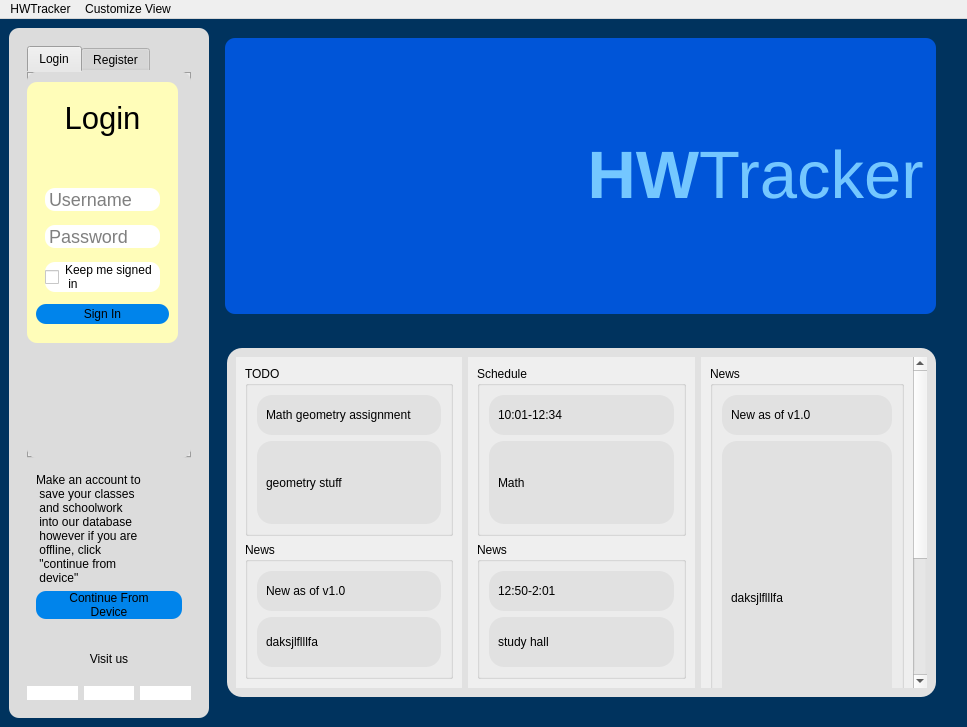
Qt form uifiles/main.ui (weakunix/python_git) before a commit.
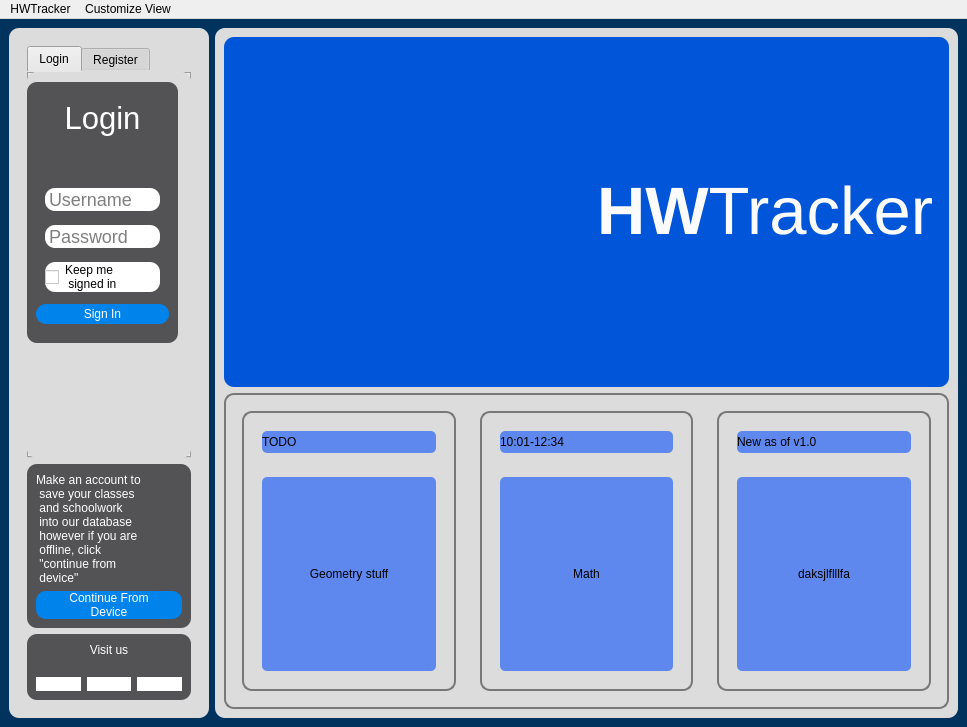
The same form after that commit. The open tabs and pages were chosen to show the change. Icons and pictures are not drawn.

What changed in the file:
```diff
--- a/uifiles/main.ui
+++ b/uifiles/main.ui
@@ -30,7 +30,7 @@
   <widget class="QWidget" name="centralwidget">
    <layout class="QHBoxLayout" name="horizontalLayout">
     <item>
-     <widget class="QWidget" name="sidebar" native="true">
+     <widget class="QWidget" name="leftSide" native="true">
       <property name="minimumSize">
        <size>
         <width>200</width>
@@ -49,6 +49,7 @@
 	border-radius: 10px;
 }
 QPushButton{
+	color:rgb(255, 255, 255);
 	background:rgb(0, 132, 235);
 	border-radius: 10px;
 }
@@ -71,11 +72,14 @@
 }
 QCheckBox:hover{
 	border:1px solid rgb(213, 214, 146);
+}
+QLabel{
+	color:rgb(255, 255, 255);
 }</string>
       </property>
       <layout class="QVBoxLayout" name="verticalLayout_4">
        <item>
-        <widget class="QFrame" name="Divider">
+        <widget class="QFrame" name="leftFrame">
          <property name="frameShape">
           <enum>QFrame::StyledPanel</enum>
          </property>
@@ -86,7 +90,7 @@
           <item>
            <widget class="QTabWidget" name="tabWidget">
             <property name="currentIndex">
-             <number>0</number>
+             <number>1</number>
             </property>
             <widget class="QWidget" name="login">
              <attribute name="title">
@@ -115,7 +119,7 @@
               </property>
               <property name="styleSheet">
                <string notr="true">QFrame{
-	background:rgb(255, 253, 185);
+	background:rgb(83, 82, 84);
 }</string>
               </property>
               <property name="frameShape">
@@ -205,7 +209,7 @@
                    </widget>
                   </item>
                   <item>
-                   <widget class="QCheckBox" name="checkBox_2">
+                   <widget class="QCheckBox" name="keepsignin">
                     <property name="minimumSize">
                      <size>
                       <width>0</width>
@@ -216,8 +220,8 @@
                      <cursorShape>OpenHandCursor</cursorShape>
                     </property>
                     <property name="text">
-                     <string>Keep me signed
- in</string>
+                     <string>Keep me
+ signed in</string>
                     </property>
                    </widget>
                   </item>
@@ -270,7 +274,7 @@
               </property>
               <property name="styleSheet">
                <string notr="true">QFrame{
-	background:rgb(255, 253, 185);
+	background:rgb(83, 82, 84);
 }</string>
               </property>
               <property name="frameShape">
@@ -372,7 +376,7 @@
                    </widget>
                   </item>
                   <item>
-                   <widget class="QCheckBox" name="checkBox">
+                   <widget class="QCheckBox" name="agreetopolicy">
                     <property name="cursor">
                      <cursorShape>OpenHandCursor</cursorShape>
                     </property>
@@ -386,7 +390,7 @@
                 </widget>
                </item>
                <item>
-                <widget class="QPushButton" name="submitcredentials_2">
+                <widget class="QPushButton" name="registercredentials">
                  <property name="minimumSize">
                   <size>
                    <width>0</width>
@@ -408,6 +412,11 @@
           </item>
           <item>
            <widget class="QFrame" name="signinLocal">
+            <property name="styleSheet">
+             <string notr="true">QFrame{
+	background:rgb(83, 82, 84);
+}</string>
+            </property>
             <property name="frameShape">
              <enum>QFrame::StyledPanel</enum>
             </property>
@@ -443,9 +452,6 @@
             </layout>
            </widget>
           </item>
-         </layout>
-        </widget>
-       </item>
        <item>
         <widget class="QFrame" name="socials">
          <property name="maximumSize">
@@ -457,6 +463,9 @@
          <property name="styleSheet">
           <string notr="true">QPushButton{
 	background:rgb(255, 255, 255);
+}
+QFrame{
+	background:rgb(83, 82, 84);
 }</string>
          </property>
          <property name="frameShape">
@@ -543,24 +552,30 @@
       </layout>
      </widget>
     </item>
+      </layout>
+     </widget>
+    </item>
     <item>
-     <widget class="QWidget" name="widget" native="true">
+     <widget class="QWidget" name="rightSide" native="true">
       <property name="styleSheet">
-       <string notr="true"/>
+       <string notr="true">QWidget{
+	background:rgb(220, 220, 220);
+	border-radius: 10px;
+}</string>
       </property>
-      <widget class="QFrame" name="frame">
-       <property name="geometry">
-        <rect>
-         <x>12</x>
-         <y>320</y>
-         <width>709</width>
-         <height>349</height>
-        </rect>
+      <layout class="QVBoxLayout" name="verticalLayout_5">
+       <item>
+        <widget class="QFrame" name="ICONFRAME">
+         <property name="minimumSize">
+          <size>
+           <width>0</width>
+           <height>350</height>
+          </size>
        </property>
        <property name="styleSheet">
         <string notr="true">QFrame{
-	background:rgb(225, 225, 225);
-	border-radius:15px;
+	border-radius:10px;
+	background:rgb(0, 85, 216)
 }</string>
        </property>
        <property name="frameShape">
@@ -568,126 +583,148 @@
        </property>
        <property name="frameShadow">
         <enum>QFrame::Raised</enum>
+         </property>
+         <layout class="QHBoxLayout" name="horizontalLayout_3">
+          <item>
+           <widget class="QLabel" name="ICONPNG">
+            <property name="minimumSize">
+             <size>
+              <width>0</width>
+              <height>250</height>
+             </size>
+            </property>
+            <property name="maximumSize">
+             <size>
+              <width>16777215</width>
+              <height>16777215</height>
+             </size>
+            </property>
+            <property name="font">
+             <font>
+              <pointsize>10</pointsize>
+             </font>
+            </property>
+            <property name="text">
+             <string/>
+            </property>
+            <property name="pixmap">
+             <pixmap resource="../../Downloads/FILE_2695-2.qrc">:/ICON/icon.png</pixmap>
+            </property>
+            <property name="alignment">
+             <set>Qt::AlignCenter</set>
+            </property>
+           </widget>
+          </item>
+          <item>
+           <widget class="QLabel" name="HWTRACKERLABEL">
+            <property name="font">
+             <font>
+              <family>Arial</family>
+              <pointsize>50</pointsize>
+             </font>
+            </property>
+            <property name="text">
+             <string>&lt;html&gt;&lt;head/&gt;&lt;body&gt;&lt;p&gt;&lt;span style=&quot; font-weight:600; color:#fbfbfb;&quot;&gt;HW&lt;/span&gt;&lt;span style=&quot; color:#fbfbfb;&quot;&gt;Tracker&lt;/span&gt;&lt;/p&gt;&lt;/body&gt;&lt;/html&gt;</string>
+            </property>
+            <property name="alignment">
+             <set>Qt::AlignCenter</set>
+            </property>
+           </widget>
+          </item>
+         </layout>
+        </widget>
+       </item>
+       <item>
+        <widget class="QGroupBox" name="BOTTOMCONTAINER">
+         <property name="font">
+          <font>
+           <pointsize>24</pointsize>
+          </font>
+         </property>
+         <property name="autoFillBackground">
+          <bool>false</bool>
+         </property>
+         <property name="styleSheet">
+          <string notr="true">QGroupBox{
+	border: 2px solid rgb(120, 119, 121);
+}
+QLabel{
+	background:rgb(94, 136, 238);
+	border-radius:5px;
+}</string>
        </property>
        <layout class="QHBoxLayout" name="horizontalLayout_2">
         <item>
-         <widget class="QScrollArea" name="TODO">
+           <widget class="QScrollArea" name="TODOS">
+            <property name="verticalScrollBarPolicy">
+             <enum>Qt::ScrollBarAlwaysOff</enum>
+            </property>
+            <property name="horizontalScrollBarPolicy">
+             <enum>Qt::ScrollBarAlwaysOff</enum>
+            </property>
           <property name="widgetResizable">
            <bool>true</bool>
           </property>
-          <widget class="QWidget" name="scrollAreaWidgetContents_2">
+            <widget class="QWidget" name="TODOSSCROLLABLE">
            <property name="geometry">
             <rect>
              <x>0</x>
              <y>0</y>
-             <width>244</width>
-             <height>326</height>
-            </rect>
-           </property>
-           <layout class="QVBoxLayout" name="verticalLayout_17">
+               <width>220</width>
+               <height>263</height>
+              </rect>
+             </property>
+             <layout class="QVBoxLayout" name="verticalLayout_27">
             <item>
-             <widget class="QGroupBox" name="groupBox_3">
+               <widget class="QGroupBox" name="todoBox">
               <property name="minimumSize">
                <size>
                 <width>0</width>
                 <height>170</height>
                </size>
               </property>
-              <property name="title">
+                <layout class="QVBoxLayout" name="verticalLayout_28">
+                 <item>
+                  <widget class="QFrame" name="TBtitleFrame">
+                   <property name="maximumSize">
+                    <size>
+                     <width>16777215</width>
+                     <height>40</height>
+                    </size>
+                   </property>
+                   <property name="frameShape">
+                    <enum>QFrame::StyledPanel</enum>
+                   </property>
+                   <property name="frameShadow">
+                    <enum>QFrame::Raised</enum>
+                   </property>
+                   <layout class="QVBoxLayout" name="verticalLayout_29">
+                    <item>
+                     <widget class="QLabel" name="TBtitle">
+                      <property name="text">
                <string>TODO</string>
               </property>
-              <layout class="QVBoxLayout" name="verticalLayout_16">
-               <item>
-                <widget class="QFrame" name="frame_7">
-                 <property name="maximumSize">
-                  <size>
-                   <width>16777215</width>
-                   <height>40</height>
-                  </size>
-                 </property>
-                 <property name="frameShape">
-                  <enum>QFrame::StyledPanel</enum>
-                 </property>
-                 <property name="frameShadow">
-                  <enum>QFrame::Raised</enum>
-                 </property>
-                 <layout class="QVBoxLayout" name="verticalLayout_18">
-                  <item>
-                   <widget class="QLabel" name="label_6">
-                    <property name="text">
-                     <string>Math geometry assignment</string>
-                    </property>
                    </widget>
                   </item>
                  </layout>
                 </widget>
                </item>
                <item>
-                <widget class="QFrame" name="frame_8">
+                  <widget class="QFrame" name="TBdescFrame">
                  <property name="frameShape">
                   <enum>QFrame::StyledPanel</enum>
                  </property>
                  <property name="frameShadow">
                   <enum>QFrame::Raised</enum>
                  </property>
-                 <layout class="QVBoxLayout" name="verticalLayout_19">
+                   <layout class="QVBoxLayout" name="verticalLayout_30">
                   <item>
-                   <widget class="QLabel" name="label_7">
+                     <widget class="QLabel" name="TBdesc">
                     <property name="text">
-                     <string>geometry stuff</string>
-                    </property>
-                   </widget>
-                  </item>
-                 </layout>
-                </widget>
-               </item>
-              </layout>
-             </widget>
-            </item>
-            <item>
-             <widget class="QGroupBox" name="groupBox_4">
-              <property name="title">
-               <string>News</string>
-              </property>
-              <layout class="QVBoxLayout" name="verticalLayout_20">
-               <item>
-                <widget class="QFrame" name="frame_9">
-                 <property name="maximumSize">
-                  <size>
-                   <width>16777215</width>
-                   <height>40</height>
-                  </size>
-                 </property>
-                 <property name="frameShape">
-                  <enum>QFrame::StyledPanel</enum>
-                 </property>
-                 <property name="frameShadow">
-                  <enum>QFrame::Raised</enum>
-                 </property>
-                 <layout class="QVBoxLayout" name="verticalLayout_21">
-                  <item>
-                   <widget class="QLabel" name="label_8">
-                    <property name="text">
-                     <string>New as of v1.0</string>
-                    </property>
-                   </widget>
-                  </item>
-                 </layout>
-                </widget>
-               </item>
-               <item>
-                <widget class="QFrame" name="frame_10">
-                 <property name="frameShape">
-                  <enum>QFrame::StyledPanel</enum>
-                 </property>
-                 <property name="frameShadow">
-                  <enum>QFrame::Raised</enum>
-                 </property>
-                 <layout class="QVBoxLayout" name="verticalLayout_22">
-                  <item>
-                   <widget class="QLabel" name="label_9">
-                    <property name="text">
-                     <string>daksjlflllfa</string>
+                       <string>Geometry stuff</string>
+                      </property>
+                      <property name="alignment">
+                       <set>Qt::AlignCenter</set>
                     </property>
                    </widget>
                   </item>
@@ -703,33 +740,36 @@
         </item>
         <item>
          <widget class="QScrollArea" name="SCHEDULE">
+            <property name="verticalScrollBarPolicy">
+             <enum>Qt::ScrollBarAlwaysOff</enum>
+            </property>
+            <property name="horizontalScrollBarPolicy">
+             <enum>Qt::ScrollBarAlwaysOff</enum>
+            </property>
           <property name="widgetResizable">
            <bool>true</bool>
           </property>
-          <widget class="QWidget" name="scrollAreaWidgetContents_3">
+            <widget class="QWidget" name="SCHEDULESCROLLABLE">
            <property name="geometry">
             <rect>
              <x>0</x>
              <y>0</y>
-             <width>211</width>
-             <height>326</height>
+               <width>221</width>
+               <height>263</height>
             </rect>
            </property>
            <layout class="QVBoxLayout" name="verticalLayout_23">
             <item>
-             <widget class="QGroupBox" name="groupBox_5">
+               <widget class="QGroupBox" name="scheduleBox">
               <property name="minimumSize">
                <size>
                 <width>0</width>
                 <height>170</height>
                </size>
               </property>
-              <property name="title">
-               <string>Schedule</string>
-              </property>
               <layout class="QVBoxLayout" name="verticalLayout_24">
                <item>
-                <widget class="QFrame" name="frame_11">
+                  <widget class="QFrame" name="SBtimeFrame">
                  <property name="maximumSize">
                   <size>
                    <width>16777215</width>
@@ -744,7 +784,7 @@
                  </property>
                  <layout class="QVBoxLayout" name="verticalLayout_25">
                   <item>
-                   <widget class="QLabel" name="label_10">
+                     <widget class="QLabel" name="SBtime">
                     <property name="text">
                      <string>10:01-12:34</string>
                     </property>
@@ -754,7 +794,7 @@
                 </widget>
                </item>
                <item>
-                <widget class="QFrame" name="frame_12">
+                  <widget class="QFrame" name="SBdescFrame">
                  <property name="frameShape">
                   <enum>QFrame::StyledPanel</enum>
                  </property>
@@ -763,62 +803,12 @@
                  </property>
                  <layout class="QVBoxLayout" name="verticalLayout_26">
                   <item>
-                   <widget class="QLabel" name="label_11">
+                     <widget class="QLabel" name="SBdesc">
                     <property name="text">
                      <string>Math</string>
                     </property>
-                   </widget>
-                  </item>
-                 </layout>
-                </widget>
-               </item>
-              </layout>
-             </widget>
-            </item>
-            <item>
-             <widget class="QGroupBox" name="groupBox_6">
-              <property name="title">
-               <string>News</string>
-              </property>
-              <layout class="QVBoxLayout" name="verticalLayout_27">
-               <item>
-                <widget class="QFrame" name="frame_13">
-                 <property name="maximumSize">
-                  <size>
-                   <width>16777215</width>
-                   <height>40</height>
-                  </size>
-                 </property>
-                 <property name="frameShape">
-                  <enum>QFrame::StyledPanel</enum>
-                 </property>
-                 <property name="frameShadow">
-                  <enum>QFrame::Raised</enum>
-                 </property>
-                 <layout class="QVBoxLayout" name="verticalLayout_28">
-                  <item>
-                   <widget class="QLabel" name="label_12">
-                    <property name="text">
-                     <string>12:50-2:01</string>
-                    </property>
-                   </widget>
-                  </item>
-                 </layout>
-                </widget>
-               </item>
-               <item>
-                <widget class="QFrame" name="frame_14">
-                 <property name="frameShape">
-                  <enum>QFrame::StyledPanel</enum>
-                 </property>
-                 <property name="frameShadow">
-                  <enum>QFrame::Raised</enum>
-                 </property>
-                 <layout class="QVBoxLayout" name="verticalLayout_29">
-                  <item>
-                   <widget class="QLabel" name="label_13">
-                    <property name="text">
-                     <string>study hall</string>
+                      <property name="alignment">
+                       <set>Qt::AlignCenter</set>
                     </property>
                    </widget>
                   </item>
@@ -834,33 +824,36 @@
         </item>
         <item>
          <widget class="QScrollArea" name="NEWS">
+            <property name="verticalScrollBarPolicy">
+             <enum>Qt::ScrollBarAlwaysOff</enum>
+            </property>
+            <property name="horizontalScrollBarPolicy">
+             <enum>Qt::ScrollBarAlwaysOff</enum>
+            </property>
           <property name="widgetResizable">
            <bool>true</bool>
           </property>
-          <widget class="QWidget" name="scrollAreaWidgetContents">
+            <widget class="QWidget" name="NEWSSCROLLABLE">
            <property name="geometry">
             <rect>
              <x>0</x>
              <y>0</y>
-             <width>210</width>
-             <height>556</height>
+               <width>220</width>
+               <height>263</height>
             </rect>
            </property>
            <layout class="QVBoxLayout" name="verticalLayout_12">
             <item>
-             <widget class="QGroupBox" name="groupBox">
+               <widget class="QGroupBox" name="NewsBox">
               <property name="minimumSize">
                <size>
                 <width>0</width>
-                <height>400</height>
-               </size>
-              </property>
-              <property name="title">
-               <string>News</string>
-              </property>
+                  <height>170</height>
+                 </size>
+                </property>
               <layout class="QVBoxLayout" name="verticalLayout_6">
                <item>
-                <widget class="QFrame" name="frame_3">
+                  <widget class="QFrame" name="NBtitleBox">
                  <property name="maximumSize">
                   <size>
                    <width>16777215</width>
@@ -875,7 +868,7 @@
                  </property>
                  <layout class="QVBoxLayout" name="verticalLayout_9">
                   <item>
-                   <widget class="QLabel" name="label_2">
+                     <widget class="QLabel" name="NBtitle">
                     <property name="text">
                      <string>New as of v1.0</string>
                     </property>
@@ -885,7 +878,7 @@
                 </widget>
                </item>
                <item>
-                <widget class="QFrame" name="frame_4">
+                  <widget class="QFrame" name="NBdescBox">
                  <property name="frameShape">
                   <enum>QFrame::StyledPanel</enum>
                  </property>
@@ -894,147 +887,29 @@
                  </property>
                  <layout class="QVBoxLayout" name="verticalLayout_8">
                   <item>
-                   <widget class="QLabel" name="label_3">
+                     <widget class="QLabel" name="NBdesc">
                     <property name="text">
                      <string>daksjlflllfa</string>
                     </property>
-                   </widget>
-                  </item>
-                 </layout>
-                </widget>
-               </item>
-              </layout>
-             </widget>
-            </item>
-            <item>
-             <widget class="QGroupBox" name="groupBox_2">
-              <property name="title">
-               <string>News</string>
-              </property>
-              <layout class="QVBoxLayout" name="verticalLayout_7">
-               <item>
-                <widget class="QFrame" name="frame_5">
-                 <property name="maximumSize">
-                  <size>
-                   <width>16777215</width>
-                   <height>40</height>
-                  </size>
-                 </property>
-                 <property name="frameShape">
-                  <enum>QFrame::StyledPanel</enum>
-                 </property>
-                 <property name="frameShadow">
-                  <enum>QFrame::Raised</enum>
-                 </property>
-                 <layout class="QVBoxLayout" name="verticalLayout_10">
-                  <item>
-                   <widget class="QLabel" name="label_4">
-                    <property name="text">
-                     <string>New as of v1.0</string>
-                    </property>
+                      <property name="alignment">
+                       <set>Qt::AlignCenter</set>
+                      </property>
                    </widget>
                   </item>
                  </layout>
                 </widget>
                </item>
-               <item>
-                <widget class="QFrame" name="frame_6">
-                 <property name="frameShape">
-                  <enum>QFrame::StyledPanel</enum>
-                 </property>
-                 <property name="frameShadow">
-                  <enum>QFrame::Raised</enum>
-                 </property>
-                 <layout class="QVBoxLayout" name="verticalLayout_11">
-                  <item>
-                   <widget class="QLabel" name="label_5">
-                    <property name="text">
-                     <string>daksjlflllfa</string>
-                    </property>
-                   </widget>
-                  </item>
                  </layout>
                 </widget>
                </item>
               </layout>
              </widget>
-            </item>
-           </layout>
-          </widget>
-         </widget>
+           </widget>
         </item>
        </layout>
       </widget>
-      <widget class="QFrame" name="frame_2">
-       <property name="geometry">
-        <rect>
-         <x>10</x>
-         <y>10</y>
-         <width>711</width>
-         <height>276</height>
-        </rect>
-       </property>
-       <property name="styleSheet">
-        <string notr="true">QFrame{
-	border-radius:10px;
-	background:rgb(0, 85, 216)
-}</string>
-       </property>
-       <property name="frameShape">
-        <enum>QFrame::StyledPanel</enum>
-       </property>
-       <property name="frameShadow">
-        <enum>QFrame::Raised</enum>
-       </property>
-       <layout class="QHBoxLayout" name="horizontalLayout_3">
-        <item>
-         <widget class="QLabel" name="logo">
-          <property name="minimumSize">
-           <size>
-            <width>0</width>
-            <height>250</height>
-           </size>
-          </property>
-          <property name="maximumSize">
-           <size>
-            <width>16777215</width>
-            <height>16777215</height>
-           </size>
-          </property>
-          <property name="font">
-           <font>
-            <pointsize>10</pointsize>
-           </font>
-          </property>
-          <property name="text">
-           <string/>
-          </property>
-          <property name="pixmap">
-           <pixmap resource="../../Downloads/FILE_2695-2.qrc">:/ICON/filename-removebg-preview.png</pixmap>
-          </property>
-          <property name="alignment">
-           <set>Qt::AlignCenter</set>
-          </property>
-         </widget>
-        </item>
-        <item>
-         <widget class="QLabel" name="label">
-          <property name="font">
-           <font>
-            <family>Arial</family>
-            <pointsize>50</pointsize>
-           </font>
-          </property>
-          <property name="text">
-           <string>&lt;html&gt;&lt;head/&gt;&lt;body&gt;&lt;p&gt;&lt;span style=&quot; font-weight:600; color:#74c7ff;&quot;&gt;HW&lt;/span&gt;&lt;span style=&quot; color:#74c7ff;&quot;&gt;Tracker&lt;/span&gt;&lt;/p&gt;&lt;/body&gt;&lt;/html&gt;</string>
-          </property>
-          <property name="alignment">
-           <set>Qt::AlignCenter</set>
-          </property>
-         </widget>
-        </item>
-       </layout>
-      </widget>
+       </item>
+      </layout>
      </widget>
     </item>
    </layout>
```
Left out of the diff: 28 changed lines with no effect on the pictures. Lines whose indentation alone changed are shown as unchanged.
